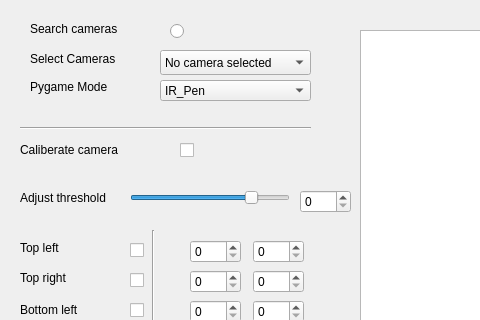
First picture: the form in main.ui, repository ja-ri/capstone, before the edit; both pictures show x 0 to 480 and y 0 to 320 of the 1086 by 661 pixel window.
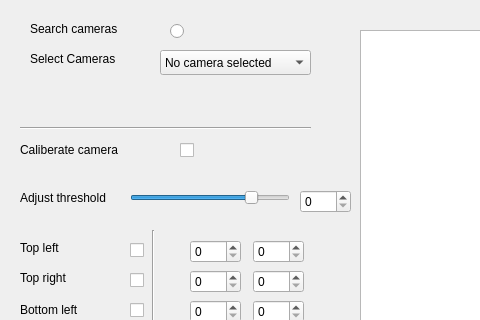
Second picture: the form after the edit.

Diff of the .ui file:
```diff
--- a/main.ui
+++ b/main.ui
@@ -179,44 +179,6 @@
      <string>Load</string>
     </property>
    </widget>
-   <widget class="QLabel" name="pygame_mode">
-    <property name="geometry">
-     <rect>
-      <x>30</x>
-      <y>76</y>
-      <width>101</width>
-      <height>21</height>
-     </rect>
-    </property>
-    <property name="text">
-     <string>Pygame Mode</string>
-    </property>
-   </widget>
-   <widget class="QComboBox" name="comboBox_pygame">
-    <property name="geometry">
-     <rect>
-      <x>160</x>
-      <y>80</y>
-      <width>151</width>
-      <height>21</height>
-     </rect>
-    </property>
-    <item>
-     <property name="text">
-      <string>IR_Pen</string>
-     </property>
-    </item>
-    <item>
-     <property name="text">
-      <string>Mouse</string>
-     </property>
-    </item>
-    <item>
-     <property name="text">
-      <string>Touch_Screen</string>
-     </property>
-    </item>
-   </widget>
    <widget class="QCheckBox" name="caliberate_checkBox">
     <property name="geometry">
      <rect>
```
